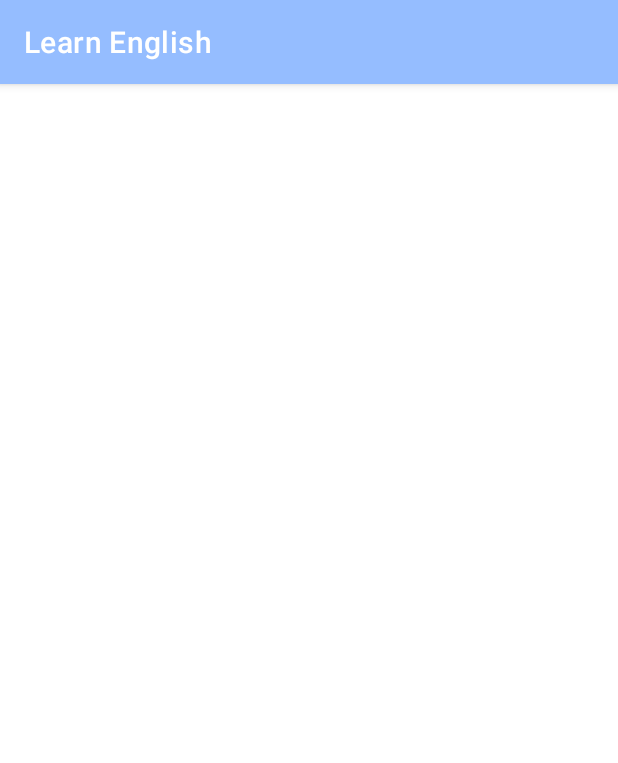
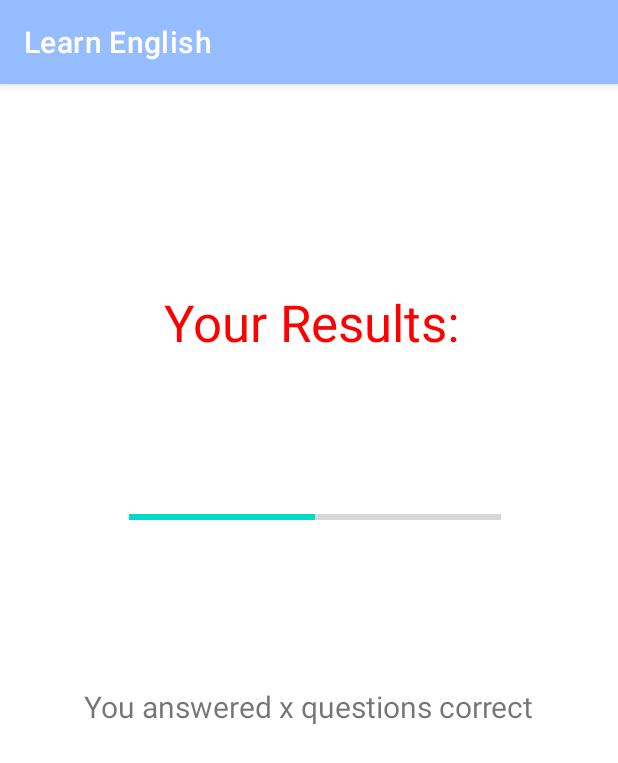
Before and after one commit to SofiMovsesyan/LearnEnglish, an Android app: the QuizResults screen opened directly, with no data from a screen before it, on a phone screen of 412 x 824 dp. Shown: the top 763 px of the screen. Run offline under Robolectric (Android 15) with nearby library versions, the phone set to English and light mode, and no system bars.

Commit message:
some design

```diff
--- a/Learn_English/app/src/main/java/com/example/learn_english/QuizResults.java
+++ b/Learn_English/app/src/main/java/com/example/learn_english/QuizResults.java
@@ -2,18 +2,24 @@ package com.example.learn_english;
 
 import androidx.appcompat.app.AppCompatActivity;
 
+import android.os.Build;
 import android.os.Bundle;
+import android.widget.ProgressBar;
 import android.widget.TextView;
 
 public class QuizResults extends AppCompatActivity {
 TextView correct, incorrect;
+String crc;
+ProgressBar progressBar;
     @Override
     protected void onCreate(Bundle savedInstanceState) {
         super.onCreate(savedInstanceState);
         setContentView(R.layout.activity_quiz_results);
         correct = findViewById(R.id.correct);
-        correct.setText(getIntent().getStringExtra("correct"));
+        crc = getIntent().getStringExtra("correct");
         incorrect = findViewById(R.id.incorrect);
         incorrect.setText(getIntent().getStringExtra("correct"));
+        progressBar = findViewById(R.id.progressBar);
+        progressBar.setProgress(50);
     }
 }
--- a/Learn_English/app/src/main/res/layout/activity_quiz_results.xml
+++ b/Learn_English/app/src/main/res/layout/activity_quiz_results.xml
@@ -6,22 +6,57 @@
     android:layout_height="match_parent"
     tools:context=".QuizResults">
 
+
     <TextView
-        android:id="@+id/correct"
-        android:layout_width="wrap_content"
-        android:layout_height="wrap_content"
-        android:text="TextView"
+        android:id="@+id/textView"
+        android:layout_width="246dp"
+        android:layout_height="56dp"
+        android:layout_marginStart="169dp"
+        android:layout_marginTop="136dp"
+        android:layout_marginEnd="184dp"
+        android:text="Your Results:"
+        android:textAlignment="center"
+        android:textColor="#ff0000"
+        android:textSize="34sp"
         app:layout_constraintEnd_toEndOf="parent"
-        app:layout_constraintHorizontal_bias="0.498"
+        app:layout_constraintHorizontal_bias="0.452"
         app:layout_constraintStart_toStartOf="parent"
         app:layout_constraintTop_toTopOf="parent" />
 
+    <ProgressBar
+        android:id="@+id/progressBar"
+        style="?android:attr/progressBarStyleHorizontal"
+        android:layout_width="248dp"
+        android:layout_height="81dp"
+        android:layout_marginStart="129dp"
+        android:layout_marginTop="56dp"
+        android:layout_marginEnd="130dp"
+        app:layout_constraintEnd_toEndOf="parent"
+        app:layout_constraintHorizontal_bias="0.458"
+        app:layout_constraintStart_toStartOf="parent"
+        app:layout_constraintTop_toBottomOf="@+id/textView" />
+
+    <TextView
+        android:id="@+id/correct"
+        android:layout_width="403dp"
+        android:layout_height="42dp"
+        android:layout_marginTop="72dp"
+        android:text="You answered x questions correct"
+        android:textAlignment="center"
+        android:textSize="20sp"
+        app:layout_constraintEnd_toEndOf="parent"
+        app:layout_constraintHorizontal_bias="0.483"
+        app:layout_constraintStart_toStartOf="parent"
+        app:layout_constraintTop_toBottomOf="@+id/progressBar" />
+
     <TextView
         android:id="@+id/incorrect"
-        android:layout_width="wrap_content"
-        android:layout_height="wrap_content"
-        android:text="TextView"
-        app:layout_constraintBottom_toBottomOf="parent"
+        android:layout_width="407dp"
+        android:layout_height="36dp"
+        android:layout_marginTop="46dp"
+        android:text="You answered y questions incorrect"
+        android:textAlignment="center"
+        android:textSize="20sp"
         app:layout_constraintEnd_toEndOf="parent"
         app:layout_constraintStart_toStartOf="parent"
         app:layout_constraintTop_toBottomOf="@+id/correct" />
--- a/Learn_English/app/src/main/res/values/colors.xml
+++ b/Learn_English/app/src/main/res/values/colors.xml
@@ -14,5 +14,7 @@
     <color name="my_dark_blue">#3FB8FB</color>
     <color name="my_gray">#323232</color>
     <color name="my_pink">#F7C8E0</color>
+    <color name="my_red">#FB5050</color>
+    <color name="my_green">#62B865</color>
 
 </resources>
```
Also changed, not shown: Learn_English/app/src/main/java/com/example/learn_english/QuizActivityTenses.java (+8 -8 lines), Learn_English/app/src/main/res/drawable/rounded_borderes_correct.xml (added, +11 -0 lines), Learn_English/app/src/main/res/drawable/rounded_borderes_wrong.xml (added, +11 -0 lines).
